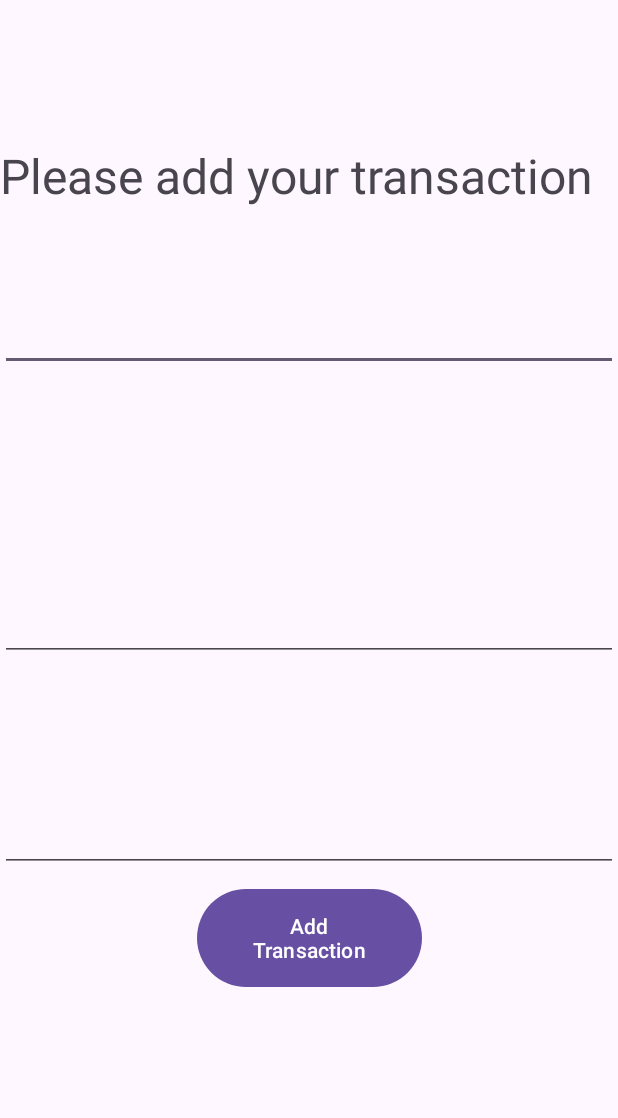
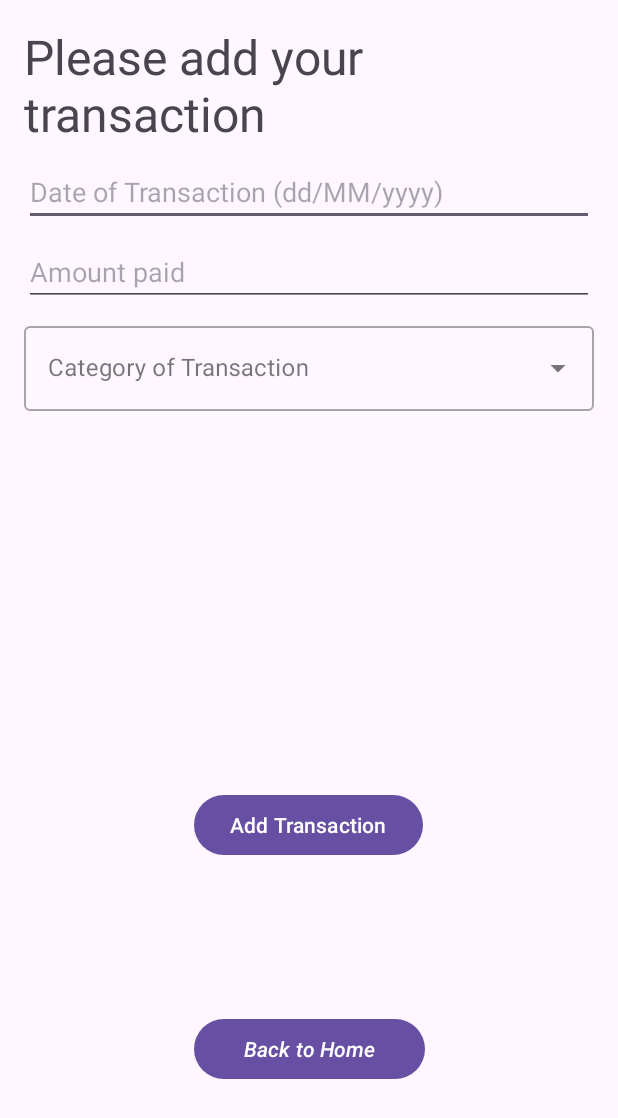
Before and after one commit to SammyG69/Finity-Hackathon, an Android app: the AddTransaction screen opened directly, with no data from a screen before it, after a tap on "Add Transaction", on a phone screen of 412 x 824 dp. Shown: the top 1118 px of the screen. Run offline under Robolectric (Android 15) with nearby library versions, the phone set to English and light mode, and no system bars; our stand-ins replace Firebase (no records; nobody signed in at launch, a user with empty details on screens opened directly).

Commit message:
Trying to link the pages each together.

```diff
--- a/app/src/main/java/com/example/finityapp/AddTransaction.java
+++ b/app/src/main/java/com/example/finityapp/AddTransaction.java
@@ -1,28 +1,44 @@
 package com.example.finityapp;
 
 import android.annotation.SuppressLint;
+import android.content.Intent;
 import android.os.Bundle;
 import android.view.View;
+import android.widget.AdapterView;
+import android.widget.ArrayAdapter;
+import android.widget.AutoCompleteTextView;
 import android.widget.Button;
 import android.widget.EditText;
+import android.widget.Toast;
 
 import androidx.activity.EdgeToEdge;
+import androidx.annotation.NonNull;
 import androidx.annotation.Nullable;
 import androidx.appcompat.app.AppCompatActivity;
 
+import com.google.firebase.database.DataSnapshot;
+import com.google.firebase.database.DatabaseError;
 import com.google.firebase.database.DatabaseReference;
 import com.google.firebase.database.FirebaseDatabase;
+import com.google.firebase.database.ValueEventListener;
+
+import java.util.ArrayList;
 
 public class AddTransaction extends AppCompatActivity {
         Button button;
         EditText amountfield;
-        EditText categoryfield;
+        ArrayList<String> categories;
+        AutoCompleteTextView autoCompleteTextView;
+        ArrayAdapter<String> adapterItem;
         EditText dateField;
+
 
         Transaction transaction;
 
         FirebaseDatabase database;
         DatabaseReference dbReference;
+
+        Button button2;
 
     @SuppressLint("MissingInflatedId")
     @Override
@@ -30,11 +46,59 @@ public class AddTransaction extends AppCompatActivity {
         super.onCreate(savedInstanceState);
         EdgeToEdge.enable(this);
         setContentView(R.layout.add_transaction);
+        categories=new ArrayList<>();
+
+        database=FirebaseDatabase.getInstance();
+        dbReference=database.getReference("SpendingCategories");
+
+        dbReference.addValueEventListener(new ValueEventListener() {
+            @Override
+            public void onDataChange(@NonNull DataSnapshot snapshot) {
+                categories.clear();
+                for (DataSnapshot dataSnapshot : snapshot.getChildren()) {
+                    String categoryName = dataSnapshot.getKey(); // Get the name of the child node
+                    categories.add(categoryName);
+                }
+
+            }
+
+            @Override
+            public void onCancelled(@NonNull DatabaseError error) {
+
+            }
+        });
+
+        autoCompleteTextView=findViewById(R.id.auto_complete_txt);
+        adapterItem=new ArrayAdapter<String>(this, R.layout.option_list_category, categories);
+        autoCompleteTextView.setAdapter(adapterItem);
+
+        autoCompleteTextView.setOnItemClickListener(new AdapterView.OnItemClickListener() {
+            @Override
+            public void onItemClick(AdapterView<?> adapterView, View view, int i, long l) {
+                String item=adapterView.getItemAtPosition(i).toString();
+                Toast.makeText(AddTransaction.this,"Categories", Toast.LENGTH_SHORT).show();
+            }
+        });
+
+
+
+
+
 
         amountfield=findViewById(R.id.amountField);
-        categoryfield=findViewById(R.id.categoryField);
+
         dateField=findViewById(R.id.dateField);
         button=findViewById(R.id.addButton);
+
+        button2=findViewById(R.id.home1Button);
+
+        button2.setOnClickListener(new View.OnClickListener() {
+            @Override
+            public void onClick(View view) {
+                Intent j=new Intent(getApplicationContext(), MainActivity.class);
+                startActivity(j);
+            }
+        });
 
         button.setOnClickListener(new View.OnClickListener() {
             @Override
@@ -44,7 +108,7 @@ public class AddTransaction extends AppCompatActivity {
 
                 String amount=amountfield.getText().toString();
                 String date=dateField.getText().toString();
-                String category=categoryfield.getText().toString();
+                String category=autoCompleteTextView.getText().toString();
 
                 transaction=new Transaction(amount, date, category);
 
@@ -53,7 +117,7 @@ public class AddTransaction extends AppCompatActivity {
                             // Write was successful!
                             // You can show a success message or clear the input fields here
                             amountfield.setText("");
-                            categoryfield.setText("");
+                            autoCompleteTextView.setText("");
                             dateField.setText("");
                         })
                         .addOnFailureListener(e -> {
--- a/app/src/main/res/layout/add_transaction.xml
+++ b/app/src/main/res/layout/add_transaction.xml
@@ -6,67 +6,83 @@
     android:layout_height="match_parent"
     tools:context=".AddTransaction">
 
-
     <TextView
         android:id="@+id/add_title"
-        android:layout_width="match_parent"
+        android:layout_width="0dp"
         android:layout_height="wrap_content"
         android:text="Please add your transaction"
         android:textSize="32sp"
-        app:flow_horizontalBias="0.0"
-        app:layout_constraintBottom_toBottomOf="parent"
         app:layout_constraintTop_toTopOf="parent"
-        app:layout_constraintVertical_bias="0.122"
-        tools:layout_editor_absoluteX="-58dp" />
+        app:layout_constraintStart_toStartOf="parent"
+        app:layout_constraintEnd_toEndOf="parent"
+        android:layout_marginTop="16dp"
+        android:layout_marginHorizontal="16dp" />
 
 
     <EditText
         android:id="@+id/dateField"
-        android:layout_width="match_parent"
+        android:layout_width="0dp"
         android:layout_height="wrap_content"
-        android:layout_marginTop="5dp"
-        android:layout_marginBottom="5dp"
-        android:text="Date of Transaction (dd/MM/yyyy)"
-        app:layout_constraintBottom_toBottomOf="parent"
-        app:layout_constraintTop_toBottomOf="@+id/add_title"
-        app:layout_constraintVertical_bias="0.092"
-        tools:layout_editor_absoluteX="0dp" />
-
+        android:hint="Date of Transaction (dd/MM/yyyy)"
+        app:layout_constraintTop_toBottomOf="@id/add_title"
+        app:layout_constraintStart_toStartOf="parent"
+        app:layout_constraintEnd_toEndOf="parent"
+        android:layout_marginTop="8dp"
+        android:layout_marginHorizontal="16dp" />
 
     <EditText
         android:id="@+id/amountField"
-        android:layout_width="match_parent"
+        android:layout_width="0dp"
         android:layout_height="wrap_content"
-        android:layout_marginTop="92dp"
-        android:layout_marginBottom="5dp"
-        android:text="Amount paid"
-        app:layout_constraintBottom_toTopOf="@+id/addButton"
-        app:layout_constraintTop_toBottomOf="@+id/dateField"
-        app:layout_constraintVertical_bias="0.281"
-        tools:layout_editor_absoluteX="0dp" />
+        android:hint="Amount paid"
+        app:layout_constraintTop_toBottomOf="@id/dateField"
+        app:layout_constraintStart_toStartOf="parent"
+        app:layout_constraintEnd_toEndOf="parent"
+        android:layout_marginTop="8dp"
+        android:layout_marginHorizontal="16dp" />
 
-    <EditText
-        android:id="@+id/categoryField"
-        android:layout_width="match_parent"
+    <com.google.android.material.textfield.TextInputLayout
+        android:id="@+id/textInputLayout"
+        style="@style/Widget.MaterialComponents.TextInputLayout.OutlinedBox.ExposedDropdownMenu"
+        android:layout_width="0dp"
         android:layout_height="wrap_content"
-        android:layout_marginTop="88dp"
-        android:text="@string/category_of_transaction"
-        app:layout_constraintBottom_toTopOf="@+id/addButton"
-        app:layout_constraintTop_toBottomOf="@+id/amountField"
-        app:layout_constraintVertical_bias="0.502"
-        tools:layout_editor_absoluteX="0dp" />
+        android:layout_marginHorizontal="16dp"
+        android:layout_marginTop="8dp"
+        app:layout_constraintEnd_toEndOf="parent"
+        app:layout_constraintStart_toStartOf="parent"
+        app:layout_constraintTop_toBottomOf="@id/amountField">
+
+        <AutoCompleteTextView
+            android:id="@+id/auto_complete_txt"
+            android:layout_width="match_parent"
+            android:layout_height="wrap_content"
+            android:hint="@string/category_of_transaction"
+            android:inputType="none" />
+    </com.google.android.material.textfield.TextInputLayout>
 
     <Button
         android:id="@+id/addButton"
-        android:layout_width="150dp"
-        android:layout_height="73dp"
-        android:layout_marginTop="5dp"
-        android:layout_marginBottom="5dp"
+        android:layout_width="wrap_content"
+        android:layout_height="wrap_content"
+        android:layout_marginHorizontal="16dp"
         android:text="@string/add_transaction"
         app:layout_constraintBottom_toBottomOf="parent"
         app:layout_constraintEnd_toEndOf="parent"
+        app:layout_constraintHorizontal_bias="0.498"
         app:layout_constraintStart_toStartOf="parent"
-        app:layout_constraintTop_toBottomOf="@+id/add_title"
-        app:layout_constraintVertical_bias="0.74" />
+        app:layout_constraintTop_toBottomOf="@+id/textInputLayout"
+        app:layout_constraintVertical_bias="0.502" />
+
+    <Button
+        android:id="@+id/home1Button"
+        android:layout_width="154dp"
+        android:layout_height="48dp"
+        android:text="Back to Home"
+        android:textStyle="italic"
+        app:layout_constraintBottom_toBottomOf="parent"
+        app:layout_constraintEnd_toEndOf="parent"
+        app:layout_constraintStart_toStartOf="parent"
+        app:layout_constraintTop_toBottomOf="@+id/addButton" />
+
 
 </androidx.constraintlayout.widget.ConstraintLayout>
```
Also changed, not shown: app/src/main/java/com/example/finityapp/TransactionsPage.java (+16 -0 lines), app/src/main/res/layout/item_card.xml (+10 -1 lines), app/src/main/res/layout/list_transactions.xml (+8 -14 lines), app/src/main/res/layout/option_list_category.xml (added, +10 -0 lines).
